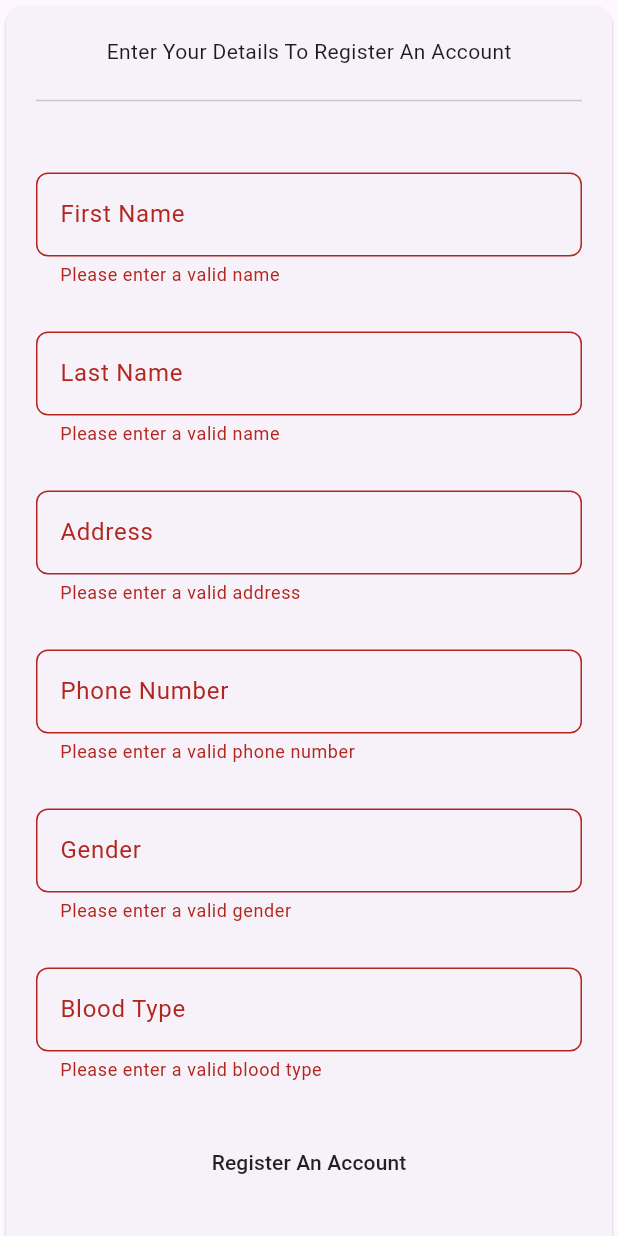
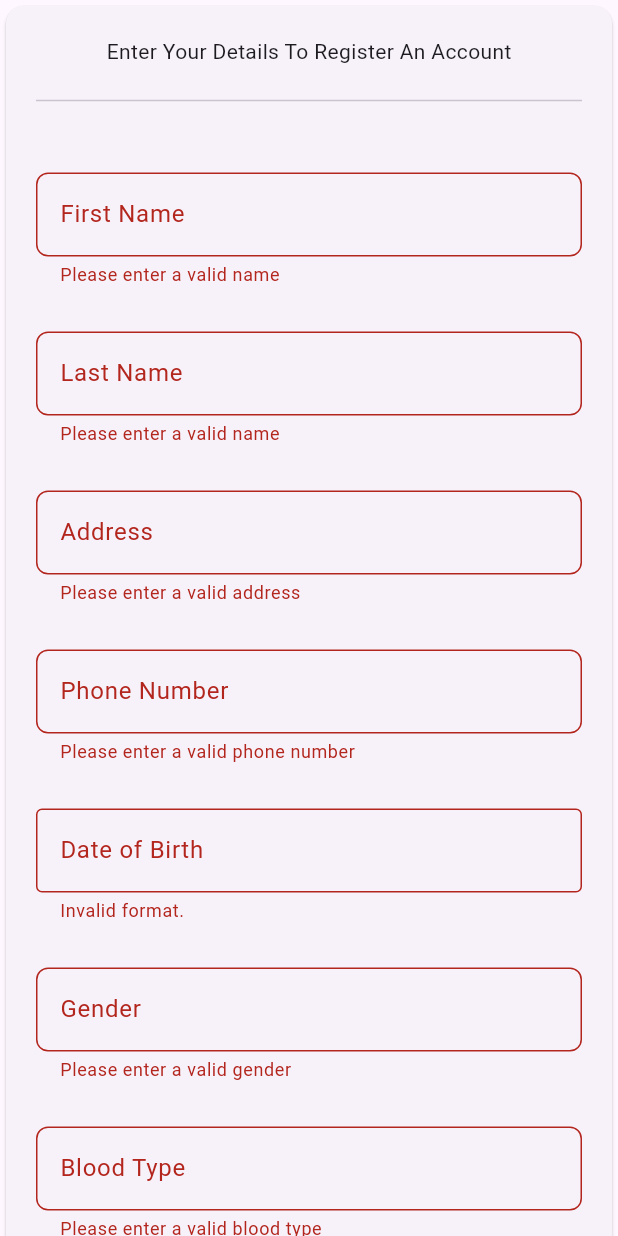
Before and after one commit to PasinduNimesha/MedChannel, a Flutter app: the PatientRegisterationScreen screen opened directly with empty values, after a tap on "Register An Account", on a phone screen of 412 x 824 dp. Run offline on Flutter 3.47's test engine with Material 3 defaults, Android fonts, the phone set to English and light mode, and no system bars; our stand-ins replace image_picker.

Commit message:
Update PatientRegistrationScreen.dart

```diff
--- a/lib/screens/patient/PatientRegistrationScreen.dart
+++ b/lib/screens/patient/PatientRegistrationScreen.dart
@@ -1,4 +1,5 @@
 import 'dart:convert';
+import 'package:flutter/cupertino.dart';
 import 'package:flutter/material.dart';
 import 'package:http/http.dart' as http;
 
@@ -7,7 +8,7 @@ import 'PatientHomeScreen.dart';
 
 class PatientRegisterationScreen extends StatefulWidget {
   final String id;
-  const PatientRegisterationScreen({Key? key, required this.id}) : super(key: key);
+  const PatientRegisterationScreen({super.key, required this.id});
 
   @override
   _PatientRegisterationScreenState createState() => _PatientRegisterationScreenState();
@@ -18,6 +19,7 @@ class _PatientRegisterationScreenState extends State<PatientRegisterationScreen>
   final TextEditingController lastNameController = TextEditingController();
   final TextEditingController addressController = TextEditingController();
   final TextEditingController phoneController = TextEditingController();
+  final TextEditingController dobController = TextEditingController();
   final TextEditingController genderController = TextEditingController();
   final TextEditingController bloodTypeController = TextEditingController();
 
@@ -34,6 +36,7 @@ class _PatientRegisterationScreenState extends State<PatientRegisterationScreen>
       final lastName = lastNameController.text;
       final address = addressController.text;
       final phone = phoneController.text;
+      final dob = dobController.text;
       final gender = genderController.text;
       final bloodType = bloodTypeController.text;
 
@@ -45,11 +48,11 @@ class _PatientRegisterationScreenState extends State<PatientRegisterationScreen>
         "last_name": lastName,
         "address": address,
         "phone": phone,
+        "dob": dob,
         "gender": gender,
         "blood_type": bloodType,
         "created_at": DateTime.now().toIso8601String(),
         "updated_at": DateTime.now().toIso8601String(),
-        "dob": DateTime.now().toIso8601String(),
         "image_url": " "
 
       };
@@ -71,9 +74,7 @@ class _PatientRegisterationScreenState extends State<PatientRegisterationScreen>
           ScaffoldMessenger.of(context).showSnackBar(
             SnackBar(content: Text('Registration Successful!')),
           );
-          //extract patientID
-          final patientId = jsonDecode(response.body)['id'].toString();
-          Navigator.push(context, MaterialPageRoute(builder: (context) => PatientHomeScreen(patientId: patientId,)));
+          Navigator.push(context, MaterialPageRoute(builder: (context) => PatientHomeScreen(patientId: widget.id,)));
         } else {
           // Registration failed
           ScaffoldMessenger.of(context).showSnackBar(
@@ -188,6 +189,15 @@ class _PatientRegisterationScreenState extends State<PatientRegisterationScreen>
                       ),
                     ),
                     const SizedBox(height: 30),
+                    InputDatePickerFormField(
+                      firstDate: DateTime(1900),
+                      lastDate: DateTime.now(),
+                      fieldLabelText: 'Date of Birth',
+                      onDateSubmitted: (DateTime value) {
+                        dobController.text = value.toString();
+                      },
+                    ),
+                    const SizedBox(height: 30),
                     TextFormField(
                       validator: (value) {
                         if (value!.isEmpty || value.length < 3) {
```
